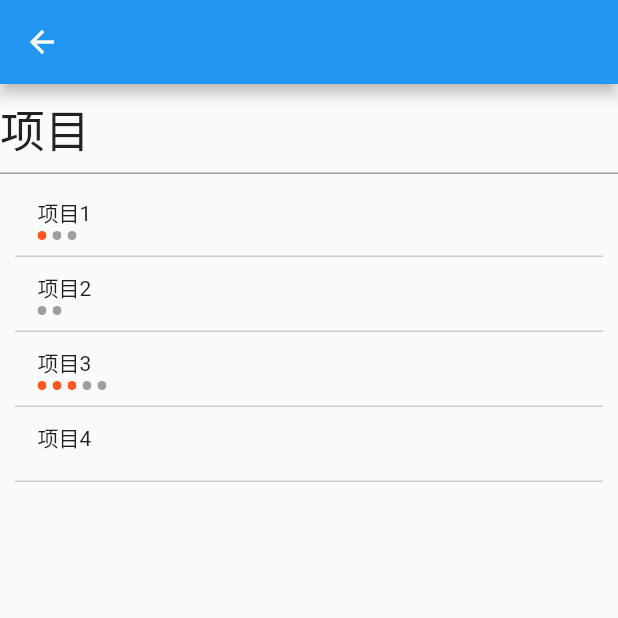
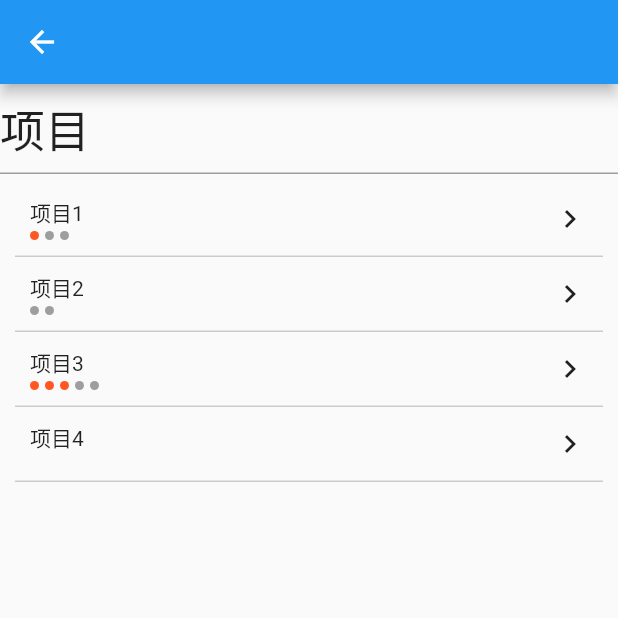
Before and after one commit to diaozxin007/go-and-do-front, a Flutter app: the ProjectPage screen opened by its route, on a phone screen of 412 x 824 dp, the top half of it. Run offline on Flutter 3.47's test engine with Material 2 defaults, Android fonts, the light colour scheme and no system bars; network calls fail; key blocks and very long unbroken strings in the code were emptied for the run.

Commit message:
common list view 包手势

```diff
--- a/lib/widget/common_list_view.dart
+++ b/lib/widget/common_list_view.dart
@@ -53,12 +53,14 @@ class _CommonListViewState extends State<CommonListView> {
             border: Border(
                 bottom: BorderSide(
                     color: Colors.grey, width: 0.5, style: BorderStyle.solid))),
+        child: GestureDetector(
+          onTap: ()=>{}, //todo 具体onTap事件
           child: Row(
-        mainAxisAlignment: MainAxisAlignment.start,
+            mainAxisAlignment: MainAxisAlignment.spaceBetween,
             children: <Widget>[
-          SizedBox(
-            width: 5,
-          ),
+//          SizedBox(
+//            width: 5,
+//          ),
               Column(
                 crossAxisAlignment: CrossAxisAlignment.start,
                 children: <Widget>[
@@ -72,9 +74,10 @@ class _CommonListViewState extends State<CommonListView> {
                   )
                 ],
               ),
+              Icon(Icons.chevron_right)
             ],
           ),
-    );
+        ));
   }
 
   _tagRootList() {}
```
Lines whose indentation alone changed are shown as unchanged.
